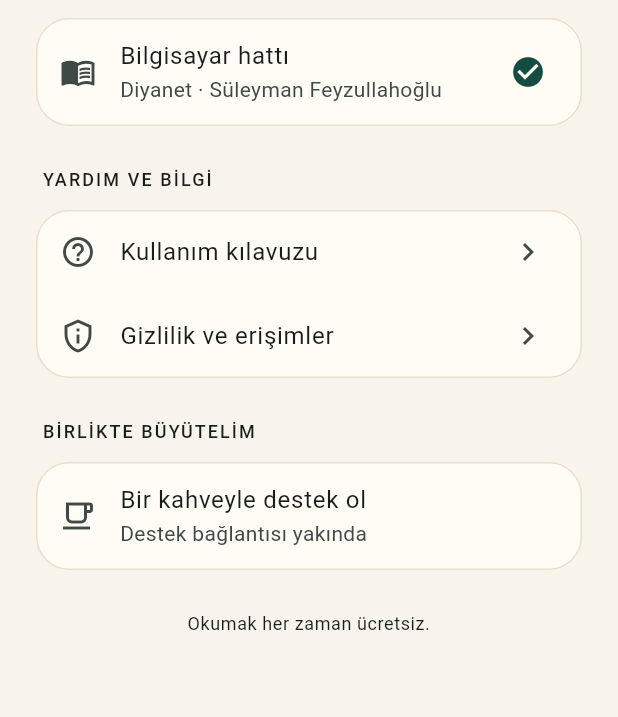
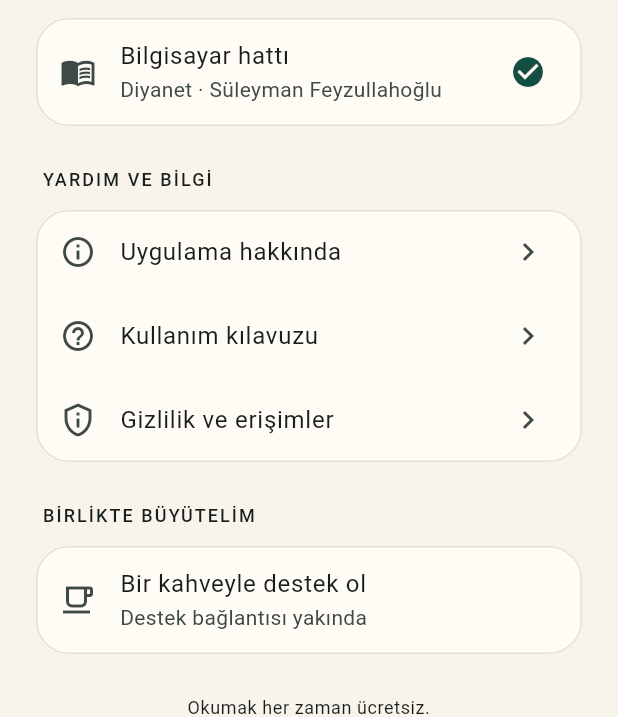
Before and after one commit to zekitazegul/kuran_app, a Flutter app: the SettingsScreen screen opened directly with empty values, on a phone screen of 412 x 824 dp, the part 519-1236 px from its top. Run offline on Flutter 3.47's test engine with Material 3 defaults, Android fonts, the phone set to English and light mode, and no system bars.

Commit message:
Open localized about and optional coffee support screen from Quran logos

```diff
--- a/lib/screens/settings_screen.dart
+++ b/lib/screens/settings_screen.dart
@@ -1,3 +1,5 @@
+import '../widgets/support_card.dart';
+import 'about_screen.dart';
 import '../widgets/language_selector.dart';
 import '../l10n/translations.dart';
 import 'package:flutter/material.dart';
@@ -15,13 +17,6 @@ class SettingsScreen extends StatefulWidget {
 
 class _SettingsScreenState extends State<SettingsScreen> {
   bool _saving = false;
-  static const _supportUrl = String.fromEnvironment('SUPPORT_URL');
-  bool get _supportAvailable {
-    final uri = Uri.tryParse(_supportUrl);
-    return uri != null && uri.scheme == 'https' &&
-      ['buymeacoffee.com', 'www.buymeacoffee.com', 'ko-fi.com', 'www.ko-fi.com'].contains(uri.host);
-  }
-
   void _message(String text) => ScaffoldMessenger.of(context).showSnackBar(SnackBar(content: Text(context.t(text))));
 
   @override
@@ -65,6 +60,9 @@ class _SettingsScreenState extends State<SettingsScreen> {
       SizedBox(height: 24),
       _heading(context.t('YARDIM VE BİLGİ')),
       Card(child: Column(children: [
+        ListTile(leading: const Icon(Icons.info_outline), title: Text(context.t('Uygulama hakkında')),
+          trailing: const Icon(Icons.chevron_right), onTap: () => Navigator.push(context,
+            MaterialPageRoute<void>(builder: (_) => const AboutScreen()))),
         ListTile(leading: Icon(Icons.help_outline), title: Text(context.t('Kullanım kılavuzu')),
           trailing: Icon(Icons.chevron_right), onTap: () => Navigator.push(context,
             MaterialPageRoute<void>(builder: (_) => GuideScreen()))),
@@ -74,24 +72,7 @@ class _SettingsScreenState extends State<SettingsScreen> {
       ])),
       SizedBox(height: 24),
       _heading(context.t('BİRLİKTE BÜYÜTELİM')),
-      Card(child: ListTile(leading: Icon(Icons.local_cafe_outlined),
-        title: Text(context.t('Bir kahveyle destek ol')),
-        subtitle: Text(_supportAvailable
-          ? context.t('İsteğe bağlı destek · Hiçbir özellik ödeme gerektirmez')
-          : context.t('Destek bağlantısı yakında')),
-        trailing: _supportAvailable ? Icon(Icons.open_in_new) : null,
-        onTap: !_supportAvailable ? null : () async {
-          final confirmed = await showDialog<bool>(context: context, builder: (context) => AlertDialog(
-            title: Text(context.t('Geliştiriciye destek')),
-            content: Text(context.t('Dış ödeme sitesine yönlendirileceksin. Destek tamamen isteğe bağlıdır; okuma özelliklerini etkilemez. Ödeme bilgilerin bu uygulamada işlenmez.')),
-            actions: [TextButton(onPressed: () => Navigator.pop(context, false), child: Text(context.t('Vazgeç'))),
-              FilledButton(onPressed: () => Navigator.pop(context, true), child: Text(context.t('Devam et')))],
-          ));
-          if (confirmed != true) return;
-          try { await ReadingStore.channel.invokeMethod<void>('openSupport', {'url': _supportUrl}); }
-          catch (_) { if (mounted) _message('Destek bağlantısı açılamadı.'); }
-        },
-      )),
+      const SupportCard(),
       SizedBox(height: 24),
       Text(context.t('Okumak her zaman ücretsiz.'), textAlign: TextAlign.center,
         style: Theme.of(context).textTheme.bodySmall),
--- /dev/null
+++ b/lib/widgets/support_card.dart
@@ -0,0 +1,34 @@
+import 'package:flutter/material.dart';
+import '../l10n/translations.dart';
+import '../services/reading_store.dart';
+
+class SupportCard extends StatelessWidget {
+  const SupportCard({super.key});
+  static const url = String.fromEnvironment('SUPPORT_URL');
+  bool get available {
+    final uri = Uri.tryParse(url);
+    return uri != null && uri.scheme == 'https' &&
+      ['buymeacoffee.com', 'www.buymeacoffee.com', 'ko-fi.com', 'www.ko-fi.com'].contains(uri.host);
+  }
+  @override
+  Widget build(BuildContext context) => Card(child: ListTile(leading: Icon(Icons.local_cafe_outlined),
+        title: Text(context.t('Bir kahveyle destek ol')),
+        subtitle: Text(available
+          ? context.t('İsteğe bağlı destek · Hiçbir özellik ödeme gerektirmez')
+          : context.t('Destek bağlantısı yakında')),
+        trailing: available ? Icon(Icons.open_in_new) : null,
+        onTap: !available ? null : () async {
+          final confirmed = await showDialog<bool>(context: context, builder: (context) => AlertDialog(
+            title: Text(context.t('Geliştiriciye destek')),
+            content: Text(context.t('Dış ödeme sitesine yönlendirileceksin. Destek tamamen isteğe bağlıdır; okuma özelliklerini etkilemez. Ödeme bilgilerin bu uygulamada işlenmez.')),
+            actions: [TextButton(onPressed: () => Navigator.pop(context, false), child: Text(context.t('Vazgeç'))),
+              FilledButton(onPressed: () => Navigator.pop(context, true), child: Text(context.t('Devam et')))],
+          ));
+          if (confirmed != true) return;
+          try { await ReadingStore.channel.invokeMethod<void>('openSupport', {'url': url}); }
+          catch (_) { if (context.mounted) {
+            ScaffoldMessenger.of(context).showSnackBar(SnackBar(content: Text(context.t('Destek bağlantısı açılamadı.'))));
+          } }
+        },
+      ));
+}
```
Also changed, not shown: lib/l10n/translations.dart (+10 -0 lines), lib/main.dart (+10 -2 lines), lib/screens/about_screen.dart (added, +32 -0 lines).
